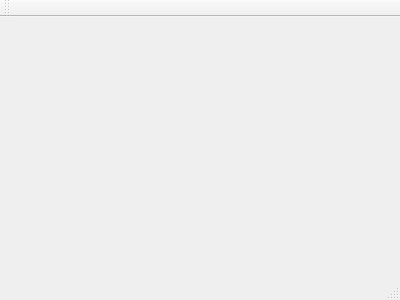
Above: editor.ui from 5cript/wiki-editor before the change. Below: the same form after it.
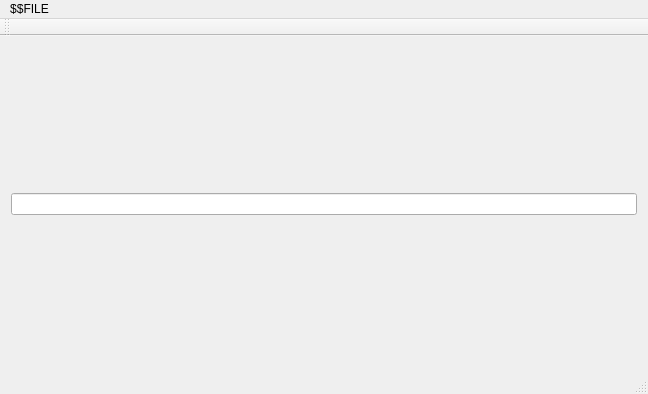
That is the form after the change.

Commit message: Added menu, exit menu action and load menu action.

```diff
--- a/editor.ui
+++ b/editor.ui
@@ -1,24 +1,84 @@
 <ui version="4.0">
  <class>Editor</class>
- <widget class="QMainWindow" name="Editor" >
-  <property name="geometry" >
+ <widget class="QMainWindow" name="Editor">
+  <property name="geometry">
    <rect>
     <x>0</x>
     <y>0</y>
-    <width>400</width>
-    <height>300</height>
+    <width>648</width>
+    <height>394</height>
    </rect>
   </property>
   <property name="windowTitle" >
    <string>Editor</string>
   </property>
-  <widget class="QMenuBar" name="menuBar" />
-  <widget class="QToolBar" name="mainToolBar" />
-  <widget class="QWidget" name="centralWidget" />
-  <widget class="QStatusBar" name="statusBar" />
+  <widget class="QWidget" name="centralWidget">
+   <layout class="QGridLayout" name="gridLayout">
+    <property name="leftMargin">
+     <number>0</number>
+    </property>
+    <property name="topMargin">
+     <number>0</number>
+    </property>
+    <property name="rightMargin">
+     <number>0</number>
+    </property>
+    <property name="bottomMargin">
+     <number>0</number>
+    </property>
+    <property name="spacing">
+     <number>0</number>
+    </property>
+    <item row="0" column="0">
+     <widget class="QWidget" name="viewPort" native="true">
+      <layout class="QGridLayout" name="gridLayout_2">
+       <item row="0" column="0">
+        <widget class="QLineEdit" name="lineEdit"/>
+       </item>
+      </layout>
+     </widget>
+    </item>
+   </layout>
+  </widget>
+  <widget class="QMenuBar" name="menuBar">
+   <property name="geometry">
+    <rect>
+     <x>0</x>
+     <y>0</y>
+     <width>648</width>
+     <height>21</height>
+    </rect>
+   </property>
+   <widget class="QMenu" name="menu_FILE">
+    <property name="title">
+     <string>$$FILE</string>
+    </property>
+    <addaction name="action_LOAD"/>
+    <addaction name="action_EXIT"/>
+   </widget>
+   <addaction name="menu_FILE"/>
+  </widget>
+  <widget class="QToolBar" name="mainToolBar">
+   <attribute name="toolBarArea">
+    <enum>TopToolBarArea</enum>
+   </attribute>
+   <attribute name="toolBarBreak">
+    <bool>false</bool>
+   </attribute>
+  </widget>
+  <widget class="QStatusBar" name="statusBar"/>
+  <action name="action_LOAD">
+   <property name="text">
+    <string>$$LOAD</string>
+   </property>
+  </action>
+  <action name="action_EXIT">
+   <property name="text">
+    <string>$$EXIT</string>
+   </property>
+  </action>
  </widget>
- <layoutDefault spacing="6" margin="11" />
- <pixmapfunction></pixmapfunction>
+ <layoutdefault spacing="6" margin="11"/>
  <resources/>
  <connections/>
 </ui>
```
Left out of the diff: 22 changed lines with no effect on the pictures. The commit also changes 2 other files.
